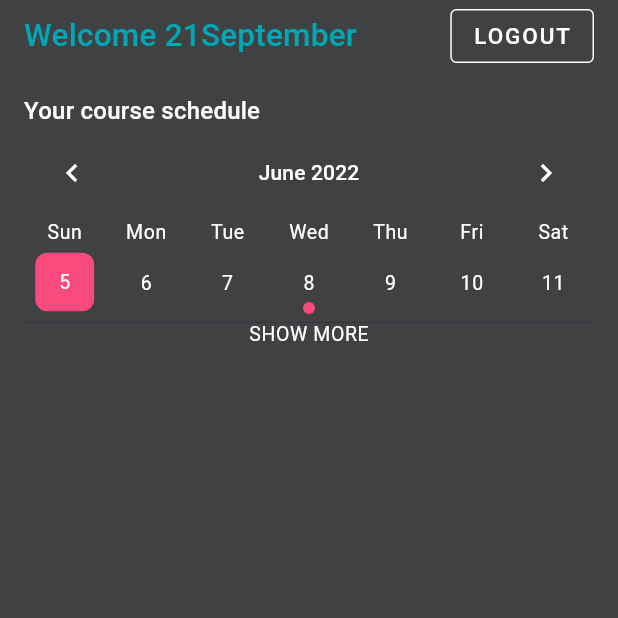
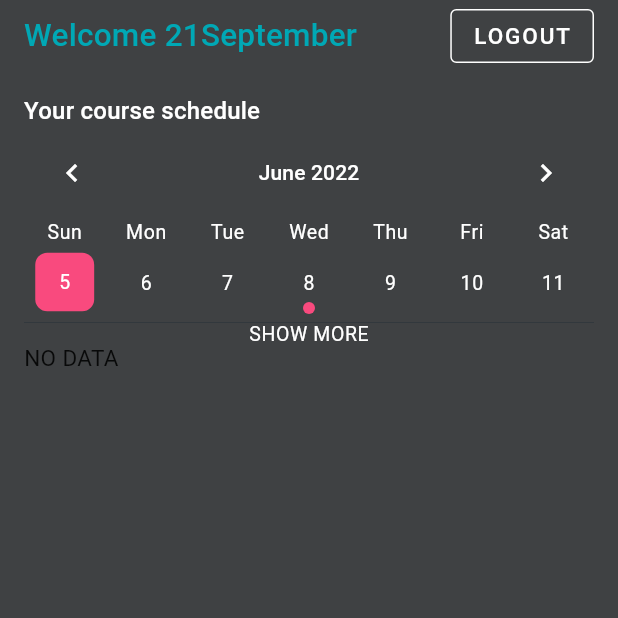
Before and after one commit to SeenamZaSodaSingha/Event_Calendar, a Flutter app: the screen it shows after launch, on a phone screen of 412 x 824 dp, the top half of it. Run offline on Flutter 3.47's test engine with Material 2 defaults, Android fonts, the phone set to English and light mode, and no system bars; drawn by our look-alikes of table_calendar; our stand-ins replace google_fonts; Roboto replaces fonts that are missing (Sarabun).

```diff
--- a/lib/calendar_screen.dart
+++ b/lib/calendar_screen.dart
@@ -62,21 +62,27 @@ class _CalendarScreenState extends State<CalendarScreen> {
                 style: textTheme.subtitle1!.copyWith(color: Colors.white),
               ),
             ),
-            CustomCalendar(),
+            CustomCalendar(onSelectedDay: (day) {
+              _selectedEvent.value = event[day] ?? [];
+            }),
             Expanded(
               child: ValueListenableBuilder(
                 valueListenable: _selectedEvent,
                 builder: (context, dynamic value, _) {
                   return value.isEmpty
-                      ? Container()
+                      ? Container(
+                          child: Text('NO DATA'),
+                        )
                       : ListView.builder(
-                          itemCount: value.length,
                           itemBuilder: (context, index) {
-                            return ListTile(
-                              title: Text(value[index].title),
-                              subtitle: Text(value[index].description),
+                            return Container(
+                              child: ListTile(
+                                title: Text(value[index].title),
+                                subtitle: Text(value[index].description),
+                              ),
                             );
                           },
+                          itemCount: value.length,
                         );
                 },
               ),
--- a/lib/component/custom_calendar.dart
+++ b/lib/component/custom_calendar.dart
@@ -4,7 +4,8 @@ import 'package:event_calendar/constants.dart';
 import 'package:event_calendar/model/event.dart';
 
 class CustomCalendar extends StatefulWidget {
-  CustomCalendar({Key? key}) : super(key: key);
+  final Function(DateTime day)? onSelectedDay;
+  const CustomCalendar({Key? key, this.onSelectedDay}) : super(key: key);
 
   @override
   State<CustomCalendar> createState() => _CustomCalendarState();
@@ -24,6 +25,7 @@ class _CustomCalendarState extends State<CustomCalendar> {
         _focusedDay = focusDay;
       }
     });
+    widget.onSelectedDay!(focusDay);
   }
 
   @override
```
